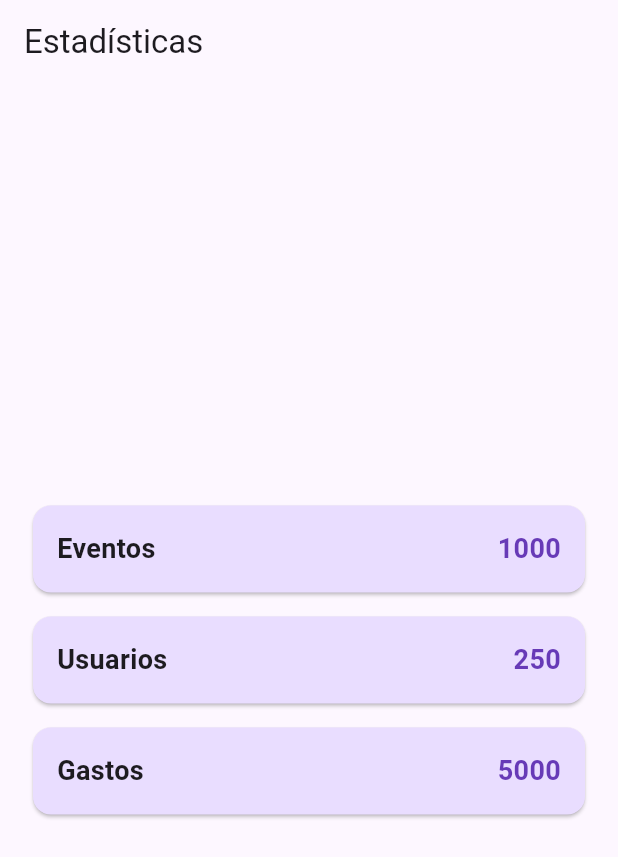
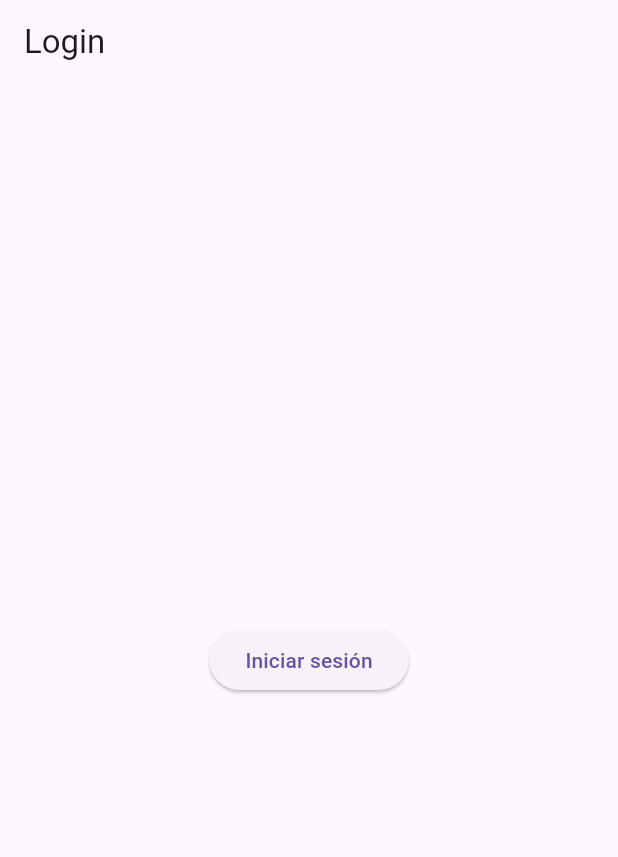
Before and after one commit to omardtl24/TMP_2C_swarch, a Flutter app: the screen it shows after launch, on a phone screen of 412 x 824 dp. Shown: the top 857 px of the screen. Run offline on Flutter 3.47's test engine with Material 3 defaults, Android fonts, the phone set to English and light mode, and no system bars; our stand-ins replace flutter_dotenv, google_sign_in.

Commit message:
initial config for login

```diff
--- a/pr-frontend-mobile/cc_mobile/lib/main.dart
+++ b/pr-frontend-mobile/cc_mobile/lib/main.dart
@@ -1,127 +1,39 @@
-import 'package:english_words/english_words.dart';
 import 'package:flutter/material.dart';
-import 'package:provider/provider.dart';
-import 'package:cc_mobile/models/stats_model.dart';
-import 'package:cc_mobile/services/stats_service.dart';
-import 'package:cc_mobile/repository/stats_repository.dart';
-import 'package:cc_mobile/mock/mock_stats_repository.dart';
-import 'package:cc_mobile/themes/app_theme.dart';
+import 'screens/login_screen.dart';
+import 'screens/stats_screen.dart';
 import 'package:flutter_dotenv/flutter_dotenv.dart';
 
+
 void main() async {
-  await dotenv.load(fileName: ".env");
+  // Inicializar Flutter antes de operaciones asíncronas
+  WidgetsFlutterBinding.ensureInitialized();
+
+
+
+    // Intento 1: Ruta relativa desde lib
+    try {
+      await dotenv.load(fileName: "assets/.env");
+      print("Loaded from 'assets/.env'");
+    } catch (e) {
+      print("Failed to load from'assets/.env': $e");
+    }
+
+    // Intento 2: Cargar desde la raíz del proyecto
+
+
   runApp(MyApp());
 }
+
 class MyApp extends StatelessWidget {
-  const MyApp({super.key});
-
   @override
   Widget build(BuildContext context) {
-    return ChangeNotifierProvider(
-      create: (context) => MyAppState(),
-      child: MaterialApp(
-        title: 'cc_mobile',
-        theme: customTheme,
-        home: StatsPage(),
-      ),
+    return MaterialApp(
+      title: 'cc_mobile',
+      initialRoute: '/login',
+      routes: {
+        '/login': (context) => LoginScreen(),
+        '/stats': (context) => StatsScreen(),
+      },
     );
   }
 }
-
-class MyAppState extends ChangeNotifier {
-
-}
-
-// ...
-
-
-class StatsPage extends StatefulWidget {
-  const StatsPage({super.key});
-
-  @override
-  State<StatsPage> createState() => _StatsPageState();
-}
-
-class _StatsPageState extends State<StatsPage> {
-  late Future<StatsModel> futureStats;
-
-  @override
-  void initState() {
-    super.initState();
-
-    // Aquí se instancia todo con baseUrl
-    final service = StatsService(baseUrl: 'https://api.midominio.com');
-    final repository = MockStatsRepository();
-    // final repository = StatsRepository(service: service);
-
-    futureStats = repository.fetchStats();
-
-  }
-
-  @override
-  Widget build(BuildContext context) {
-    return Scaffold(
-      appBar: AppBar(title: const Text('Estadísticas')),
-      body: Padding(
-        padding: const EdgeInsets.all(14.0),
-        child: FutureBuilder<StatsModel>(
-          future: futureStats,
-          builder: (context, snapshot) {
-            if (snapshot.connectionState == ConnectionState.waiting) {
-              return const Center(child: CircularProgressIndicator());
-            } else if (snapshot.hasError) {
-              return Center(child: Text('Error: ${snapshot.error}'));
-            } else if (snapshot.hasData) {
-              final stats = snapshot.data!;
-              return Column(
-                mainAxisAlignment: MainAxisAlignment.center,
-                children: [
-                  StatsCard(statsValue: stats.numberEvents, statsLabel: 'Eventos'),
-                  StatsCard(statsValue: stats.numberUsers, statsLabel: 'Usuarios'),
-                  StatsCard(statsValue: stats.numberExpenses, statsLabel: 'Gastos'),
-                ],
-              );
-            } else {
-              return const Center(child: Text('No hay datos'));
-            }
-          },
-        ),
-      ),
-    );
-  }
-}
-
-
-class StatsCard extends StatelessWidget {
-  final int statsValue;
-  final String statsLabel;
-
-  const StatsCard({super.key, required this.statsValue, required this.statsLabel});
-
-  @override
-  Widget build(BuildContext context) {
-    return Card(
-      margin: const EdgeInsets.all(8.0),
-      color: Theme.of(context).colorScheme.primaryContainer,
-
-      child: Padding(
-        padding: const EdgeInsets.all(16.0),
-        child: Center(
-          child: Row(
-            mainAxisAlignment: MainAxisAlignment.spaceBetween,
-            children: [
-              Text(
-                statsLabel,
-                style: const TextStyle(fontSize: 18, fontWeight: FontWeight.bold),
-              ),
-              Text(
-                statsValue.toString(),
-                style: const TextStyle(fontSize: 18, fontWeight: FontWeight.bold, color: Colors.deepPurple),
-
-              ),
-            ],
-          ),)
-      ),
-    );
-  }
-}
--- /dev/null
+++ b/pr-frontend-mobile/cc_mobile/lib/models/user_model.dart
@@ -0,0 +1,29 @@
+class UserModel {
+  final String id;
+  final String name;
+  final String email;
+
+  UserModel({
+    required this.id,
+    required this.name,
+    required this.email,
+  });
+
+  factory UserModel.fromJson(Map<String, dynamic> json) {
+    return UserModel(
+      id: json['id'] as String,
+      name: json['name'] as String,
+      email: json['email'] as String,
+
+    );
+  }
+
+  Map<String, dynamic> toJson() {
+    return {
+      'id': id,
+      'name': name,
+      'email': email,
+
+    };
+  }
+}
--- /dev/null
+++ b/pr-frontend-mobile/cc_mobile/lib/screens/login_screen.dart
@@ -0,0 +1,29 @@
+import 'package:flutter/material.dart';
+import 'package:cc_mobile/mock/mock_google_auth_repository.dart';
+
+
+class LoginScreen extends StatelessWidget {
+
+
+  @override
+  Widget build(BuildContext context) {
+
+
+    void handleLogin() {
+      final authRepository = MockGoogleAuthRepository();
+      final user = authRepository.signInWithGoogle();
+      print(user);
+      // Navigator.pushReplacementNamed(context, '/stats');
+    }
+
+    return Scaffold(
+      appBar: AppBar(title: Text("Login")),
+      body: Center(
+        child: ElevatedButton(
+          onPressed: handleLogin,
+          child: Text("Iniciar sesión"),
+        ),
+      ),
+    );
+  }
+}
--- a/pr-frontend-mobile/cc_mobile/pubspec.yaml
+++ b/pr-frontend-mobile/cc_mobile/pubspec.yaml
@@ -30,6 +30,7 @@ environment:
 dependencies:
   flutter:
     sdk: flutter
+
   english_words: ^4.0.0
   provider: ^6.1.3
 
@@ -38,6 +39,7 @@ dependencies:
   cupertino_icons: ^1.0.8
   http: ^1.4.0
   flutter_dotenv: ^5.2.1
+  google_sign_in: ^6.3.0
 
 dev_dependencies:
   flutter_test:
@@ -55,6 +57,8 @@ dev_dependencies:
 
 # The following section is specific to Flutter packages.
 flutter:
+  assets:
+    - assets/.env
 
   # The following line ensures that the Material Icons font is
   # included with your application, so that you can use the icons in
```
Also changed, not shown: pr-frontend-mobile/cc_mobile/lib/mock/mock_google_auth_repository.dart (added, +43 -0 lines), pr-frontend-mobile/cc_mobile/lib/repository/google_auth_repository.dart (added, +43 -0 lines), pr-frontend-mobile/cc_mobile/lib/screens/stats_screen.dart (added, +97 -0 lines), pr-frontend-mobile/cc_mobile/lib/services/auth_service.dart (added, +20 -0 lines), pr-frontend-mobile/cc_mobile/pubspec.lock, 1 other file.
